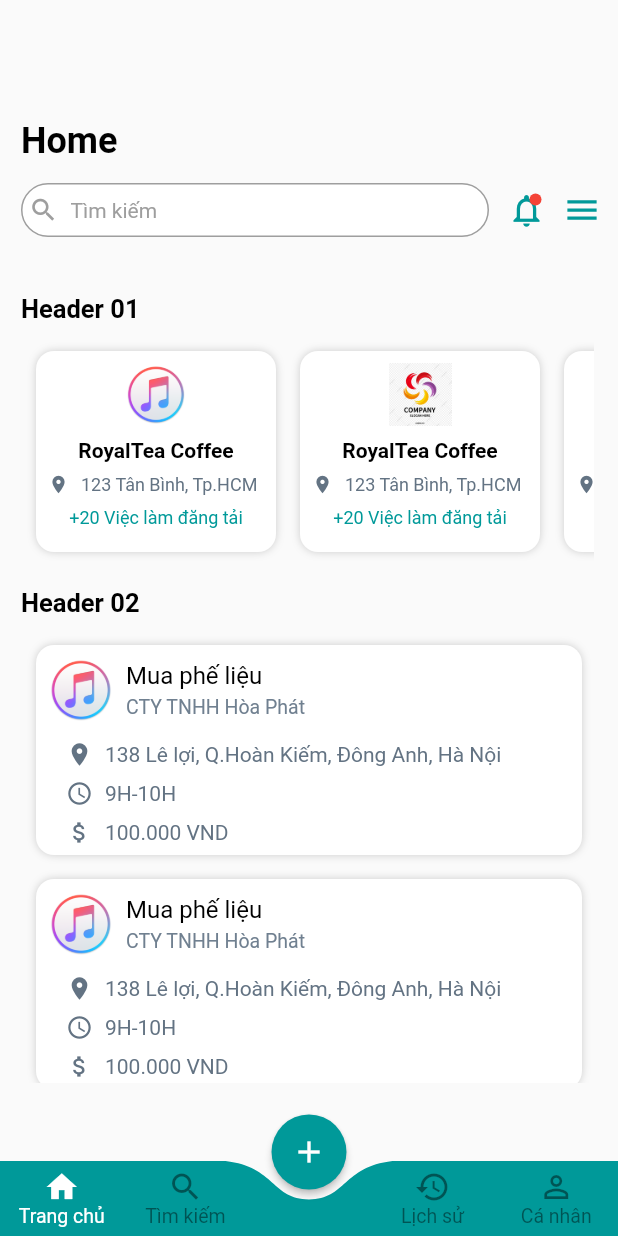
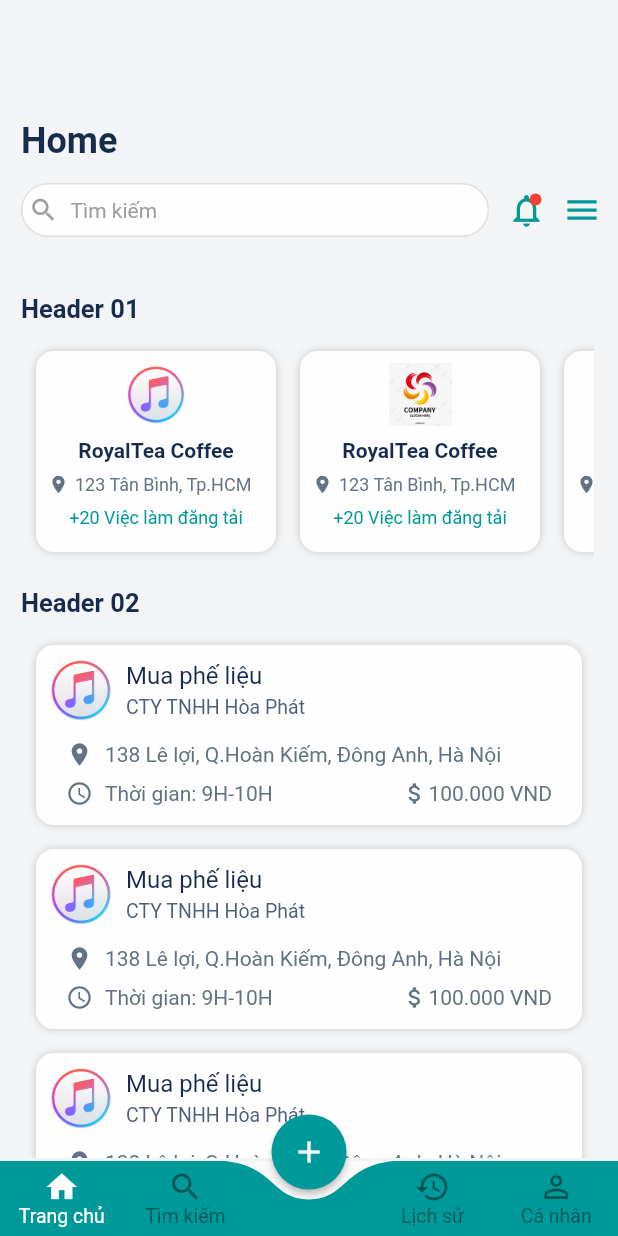
Before and after one commit to trantheho/bottom_navigation_bar, a Flutter app: the screen it shows after launch, on a phone screen of 412 x 824 dp. Run offline on Flutter 3.47's test engine with Material 2 defaults, Android fonts, the phone set to English and light mode, and no system bars; our stand-ins replace google_maps_flutter.

Commit message:
update home

```diff
--- a/lib/bottom_navigation_bar.dart
+++ b/lib/bottom_navigation_bar.dart
@@ -66,7 +66,7 @@ class CurvedNavigationBarState extends State<CurvedNavigationBar>
   Widget build(BuildContext context) {
     Size size = MediaQuery.of(context).size;
     return Container(
-      color: widget.backgroundColor,
+      color: Colors.transparent,
       height: widget.height,
       child: Stack(
         overflow: Overflow.visible,
--- a/lib/home.dart
+++ b/lib/home.dart
@@ -108,7 +108,7 @@ class _HomeScreenState extends State<_HomeScreen> with SingleTickerProviderState
   @override
   Widget build(BuildContext context) {
     return Container(
-
+      color: Color.fromRGBO(242, 244, 246, 1),
       child: SingleChildScrollView(
         child: Column(
           mainAxisSize: MainAxisSize.min,
@@ -122,7 +122,7 @@ class _HomeScreenState extends State<_HomeScreen> with SingleTickerProviderState
                 textAlign: TextAlign.start,
                 style: TextStyle(
                     fontSize: 24,
-                    color: Color.fromRGBO(0, 0, 0, 1),
+                    color: Color.fromRGBO(23, 43, 77, 1),
                     fontWeight: FontWeight.bold
                 ),
               ),
@@ -188,7 +188,7 @@ class _HomeScreenState extends State<_HomeScreen> with SingleTickerProviderState
                 textAlign: TextAlign.start,
                 style: TextStyle(
                     fontSize: 17,
-                    color: Color.fromRGBO(0, 0, 0, 1),
+                    color: Color.fromRGBO(23, 43, 77, 1),
                     fontWeight: FontWeight.bold
                 ),
               ),
@@ -214,13 +214,13 @@ class _HomeScreenState extends State<_HomeScreen> with SingleTickerProviderState
                 textAlign: TextAlign.start,
                 style: TextStyle(
                   fontSize: 17,
-                  color: Color.fromRGBO(0, 0, 0, 1),
+                  color: Color.fromRGBO(23, 43, 77, 1),
                   fontWeight: FontWeight.bold
                 ),
               ),
             ),
             Container(
-              height: 300.0,
+              height: 350.0,
               margin: EdgeInsets.only(top: 10, left: 16, right: 16, bottom: 16),
               child: ListView.builder(
                   //scrollDirection: Axis.vertical,
@@ -250,8 +250,8 @@ class _HomeScreenState extends State<_HomeScreen> with SingleTickerProviderState
             height: 36,
             decoration: BoxDecoration(
                 borderRadius: BorderRadius.all(Radius.circular(28)),
-                border: Border.all(width: 1, color: Colors.grey),
-                color: Colors.white
+                border: Border.all(width: 1, color: Colors.grey[300]),
+              color: Color.fromRGBO(254, 254, 254, 1),
             ),
             child: Center(
               child: Row(
--- a/lib/item_branch_job.dart
+++ b/lib/item_branch_job.dart
@@ -12,11 +12,11 @@ class ItemBranchJob extends StatelessWidget {
   Widget build(BuildContext context) {
     return Container(
       width: MediaQuery.of(context).size.width,
-      height: 140,
+      height: 120,
       margin: EdgeInsets.all(8),
       decoration: BoxDecoration(
           borderRadius: BorderRadius.circular(12),
-        color: Colors.white,
+        color: Color.fromRGBO(254, 254, 254, 1),
         boxShadow: [
           BoxShadow(
             color: Colors.grey.withOpacity(0.5),
@@ -46,7 +46,7 @@ class ItemBranchJob extends StatelessWidget {
                       textAlign: TextAlign.start,
                       style: TextStyle(
                         fontSize: 16,
-                        color: Color.fromRGBO(0, 0, 0, 1),
+                        color: Color.fromRGBO(22, 43, 77, 1),
                       ),
                     ),
                   ),
@@ -57,7 +57,7 @@ class ItemBranchJob extends StatelessWidget {
                       textAlign: TextAlign.start,
                       style: TextStyle(
                         fontSize: 13,
-                        color: Color.fromRGBO(112, 128, 144, 1),
+                        color: Color.fromRGBO(79, 95, 119, 1),
                       ),
                     ),
                   ),
@@ -94,7 +94,7 @@ class ItemBranchJob extends StatelessWidget {
                 Container(
                   margin: EdgeInsets.only(left: 8),
                   child: Text(
-                    item.time,
+                    'Thời gian: ' + item.time,
                     textAlign: TextAlign.start,
                     style: TextStyle(
                       fontSize: 14,
@@ -102,23 +102,25 @@ class ItemBranchJob extends StatelessWidget {
                     ),
                   ),
                 ),
-              ],
-            ),
-          ),
-          Container(
-            padding: EdgeInsets.all(4),
-            margin: EdgeInsets.only(left: 16),
-            child: Row(
-              children: <Widget>[
-                Icon(Icons.attach_money, size: 18,color: Color.fromRGBO(99, 115, 131, 1),),
-                Container(
-                  margin: EdgeInsets.only(left: 8),
-                  child: Text(
-                    item.money,
-                    textAlign: TextAlign.start,
-                    style: TextStyle(
-                      fontSize: 14,
-                      color: Color.fromRGBO(99, 115, 131, 1),
+                Expanded(
+                  child: Container(
+                    margin: EdgeInsets.only(right: 16),
+                    child: Row(
+                      mainAxisAlignment: MainAxisAlignment.end,
+                      children: <Widget>[
+                        Icon(Icons.attach_money, size: 18,color: Color.fromRGBO(99, 115, 131, 1),),
+                        Container(
+                          //margin: EdgeInsets.only(left: 8),
+                          child: Text(
+                            item.money,
+                            textAlign: TextAlign.start,
+                            style: TextStyle(
+                              fontSize: 14,
+                              color: Color.fromRGBO(99, 115, 131, 1),
+                            ),
+                          ),
+                        ),
+                      ],
                     ),
                   ),
                 ),
--- a/lib/item_company_job.dart
+++ b/lib/item_company_job.dart
@@ -20,7 +20,7 @@ class _ItemCompanyJobState extends State<ItemCompanyJob> {
       margin: EdgeInsets.all(8),
       decoration: BoxDecoration(
         borderRadius: BorderRadius.circular(12),
-        color: Colors.white,
+        color: Color.fromRGBO(254, 254, 254, 1),
         boxShadow: [
           BoxShadow(
             color: Colors.grey.withOpacity(0.5),
@@ -43,7 +43,7 @@ class _ItemCompanyJobState extends State<ItemCompanyJob> {
                   widget.companyJobItem.companyName,
                   style: TextStyle(
                       fontSize: 14,
-                      color: Color.fromRGBO(0, 0, 0, 1),
+                      color: Color.fromRGBO(22, 43, 77, 1),
                       fontWeight: FontWeight.bold),
                 ),
               ),
@@ -59,7 +59,7 @@ class _ItemCompanyJobState extends State<ItemCompanyJob> {
                     color: Color.fromRGBO(99, 115, 131, 1),
                   ),
                   Container(
-                    margin: EdgeInsets.only(left: 8),
+                    margin: EdgeInsets.only(left: 4),
                     child: Text(
                       widget.companyJobItem.address,
                       overflow: TextOverflow.ellipsis,
--- a/lib/main.dart
+++ b/lib/main.dart
@@ -76,7 +76,7 @@ class _MyHomePageState extends State<MyHomePage> {
         color: Color.fromRGBO(0, 153, 153, 1),
         selectedColor: Colors.white,
         defaultColor: Colors.black45,
-        backgroundColor: Colors.transparent.withOpacity(0),
+        backgroundColor: Colors.black,
         animationCurve: Curves.easeInOut,
         animationDuration: Duration(milliseconds: 300),
         onTap: (index) {
```
